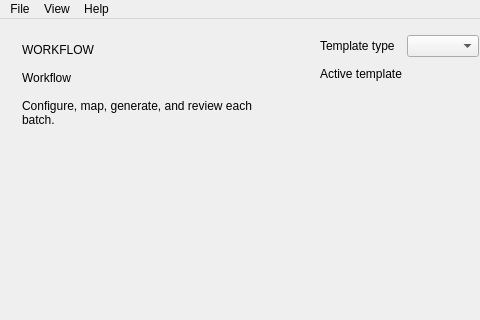
First picture: the form in gui/forms/main_window.ui, repository YounesRabeh/document-mapper, before the edit; both pictures show x 0 to 480 and y 0 to 320 of the 1280 by 760 pixel window.
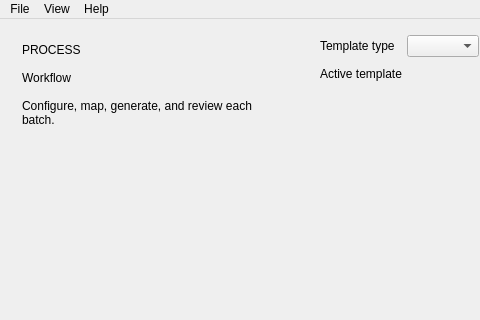
Second picture: the form after the edit. Custom widgets are drawn as their Qt base class.

Commit message: [FIX] label name

Patch:
```diff
--- a/gui/forms/main_window.ui
+++ b/gui/forms/main_window.ui
@@ -76,7 +76,7 @@
         <item>
          <widget class="QLabel" name="sidebarEyebrow">
           <property name="text">
-           <string>WORKFLOW</string>
+           <string>PROCESS</string>
           </property>
          </widget>
         </item>
```
The commit also changes 5 other files.
